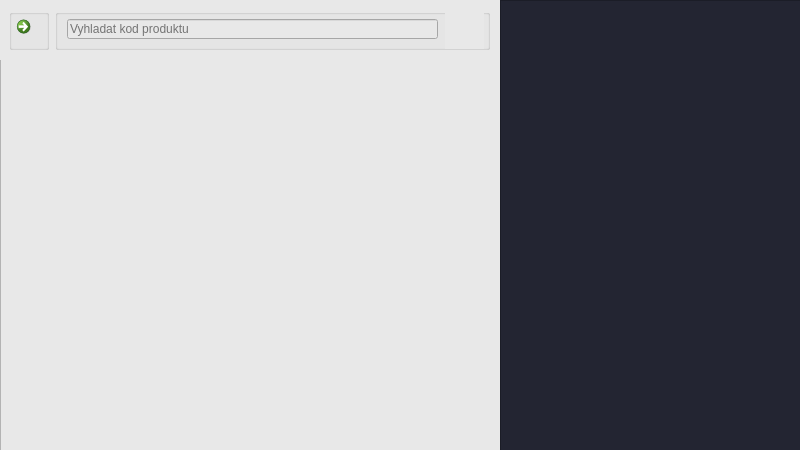
Above: source/code/main.ui from tomas-magat/camels-eshop-infosystem before the change. Below: the same form after it.
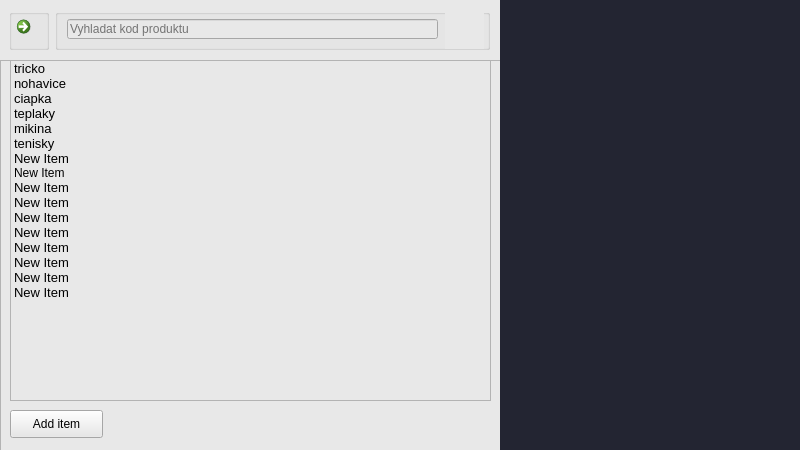
That is the form after the change. Icons and pictures are not drawn.

Commit message: internal database design

```diff
--- a/source/code/main.ui
+++ b/source/code/main.ui
@@ -612,7 +612,7 @@
      </widget>
     </widget>
     <widget class="QWidget" name="databaza">
-     <widget class="QFrame" name="left_database">
+     <widget class="QWidget" name="left_database" native="true">
       <property name="geometry">
        <rect>
         <x>0</x>
@@ -621,12 +621,6 @@
         <height>451</height>
        </rect>
       </property>
-      <property name="frameShape">
-       <enum>QFrame::StyledPanel</enum>
-      </property>
-      <property name="frameShadow">
-       <enum>QFrame::Raised</enum>
-      </property>
       <widget class="QFrame" name="topBar_database">
        <property name="geometry">
         <rect>
@@ -651,9 +645,9 @@
           <height>41</height>
          </rect>
         </property>
-        <layout class="QHBoxLayout" name="topBarLayout_2">
+        <layout class="QHBoxLayout" name="topBarLayout_database">
          <item>
-          <widget class="QGroupBox" name="homeButton_2">
+          <widget class="QGroupBox" name="homeButton_database">
            <property name="maximumSize">
             <size>
              <width>40</width>
@@ -666,7 +660,7 @@
            <property name="alignment">
             <set>Qt::AlignJustify|Qt::AlignVCenter</set>
            </property>
-           <widget class="QCommandLinkButton" name="homeArrow_2">
+           <widget class="QCommandLinkButton" name="homeArrow5">
             <property name="geometry">
              <rect>
               <x>0</x>
@@ -688,7 +682,7 @@
           </widget>
          </item>
          <item>
-          <widget class="QGroupBox" name="searchBar_2">
+          <widget class="QGroupBox" name="searchBar_database">
            <property name="minimumSize">
             <size>
              <width>60</width>
@@ -701,7 +695,7 @@
            <property name="alignment">
             <set>Qt::AlignJustify|Qt::AlignVCenter</set>
            </property>
-           <widget class="QLineEdit" name="searchField_2">
+           <widget class="QLineEdit" name="searchField_database">
             <property name="geometry">
              <rect>
               <x>12</x>
@@ -723,7 +717,7 @@
              <string>Vyhladat kod produktu</string>
             </property>
            </widget>
-           <widget class="QPushButton" name="searchButton_2">
+           <widget class="QPushButton" name="searchButton_database">
             <property name="geometry">
              <rect>
               <x>390</x>
@@ -752,8 +746,228 @@
         </layout>
        </widget>
       </widget>
+      <widget class="QFrame" name="mainBody_database">
+       <property name="geometry">
+        <rect>
+         <x>0</x>
+         <y>60</y>
+         <width>501</width>
+         <height>391</height>
+        </rect>
+       </property>
+       <property name="frameShape">
+        <enum>QFrame::StyledPanel</enum>
+       </property>
+       <property name="frameShadow">
+        <enum>QFrame::Raised</enum>
+       </property>
+       <widget class="QListWidget" name="listWidget">
+        <property name="geometry">
+         <rect>
+          <x>10</x>
+          <y>0</y>
+          <width>481</width>
+          <height>341</height>
+         </rect>
+        </property>
+        <item>
+         <property name="text">
+          <string>tricko</string>
+         </property>
+         <property name="font">
+          <font>
+           <pointsize>10</pointsize>
+          </font>
+         </property>
+        </item>
+        <item>
+         <property name="text">
+          <string>nohavice</string>
+         </property>
+         <property name="font">
+          <font>
+           <pointsize>10</pointsize>
+          </font>
+         </property>
+        </item>
+        <item>
+         <property name="text">
+          <string>ciapka</string>
+         </property>
+         <property name="font">
+          <font>
+           <pointsize>10</pointsize>
+          </font>
+         </property>
+        </item>
+        <item>
+         <property name="text">
+          <string>teplaky</string>
+         </property>
+         <property name="font">
+          <font>
+           <pointsize>10</pointsize>
+          </font>
+         </property>
+        </item>
+        <item>
+         <property name="text">
+          <string>mikina</string>
+         </property>
+         <property name="font">
+          <font>
+           <pointsize>10</pointsize>
+          </font>
+         </property>
+        </item>
+        <item>
+         <property name="text">
+          <string>tenisky</string>
+         </property>
+         <property name="font">
+          <font>
+           <pointsize>10</pointsize>
+          </font>
+         </property>
+        </item>
+        <item>
+         <property name="text">
+          <string>New Item</string>
+         </property>
+         <property name="font">
+          <font>
+           <pointsize>10</pointsize>
+          </font>
+         </property>
+        </item>
+        <item>
+         <property name="text">
+          <string>New Item</string>
+         </property>
+        </item>
+        <item>
+         <property name="text">
+          <string>New Item</string>
+         </property>
+         <property name="font">
+          <font>
+           <pointsize>10</pointsize>
+          </font>
+         </property>
+        </item>
+        <item>
+         <property name="text">
+          <string>New Item</string>
+         </property>
+         <property name="font">
+          <font>
+           <pointsize>10</pointsize>
+          </font>
+         </property>
+        </item>
+        <item>
+         <property name="text">
+          <string>New Item</string>
+         </property>
+         <property name="font">
+          <font>
+           <pointsize>10</pointsize>
+          </font>
+         </property>
+        </item>
+        <item>
+         <property name="text">
+          <string>New Item</string>
+         </property>
+         <property name="font">
+          <font>
+           <pointsize>10</pointsize>
+          </font>
+         </property>
+        </item>
+        <item>
+         <property name="text">
+          <string>New Item</string>
+         </property>
+         <property name="font">
+          <font>
+           <pointsize>10</pointsize>
+          </font>
+         </property>
+        </item>
+        <item>
+         <property name="text">
+          <string>New Item</string>
+         </property>
+         <property name="font">
+          <font>
+           <pointsize>10</pointsize>
+          </font>
+         </property>
+        </item>
+        <item>
+         <property name="text">
+          <string>New Item</string>
+         </property>
+         <property name="font">
+          <font>
+           <pointsize>10</pointsize>
+          </font>
+         </property>
+        </item>
+        <item>
+         <property name="text">
+          <string>New Item</string>
+         </property>
+         <property name="font">
+          <font>
+           <pointsize>10</pointsize>
+          </font>
+         </property>
+        </item>
+       </widget>
+       <widget class="QPushButton" name="pushButton">
+        <property name="geometry">
+         <rect>
+          <x>10</x>
+          <y>350</y>
+          <width>93</width>
+          <height>28</height>
+         </rect>
+        </property>
+        <property name="text">
+         <string>Add item</string>
+        </property>
+       </widget>
+       <widget class="QScrollArea" name="itemList">
+        <property name="geometry">
+         <rect>
+          <x>10</x>
+          <y>0</y>
+          <width>481</width>
+          <height>341</height>
+         </rect>
+        </property>
+        <property name="widgetResizable">
+         <bool>true</bool>
+        </property>
+        <widget class="QWidget" name="scrollAreaWidgetContents">
+         <property name="geometry">
+          <rect>
+           <x>0</x>
+           <y>0</y>
+           <width>479</width>
+           <height>339</height>
+          </rect>
+         </property>
+        </widget>
+       </widget>
+       <zorder>itemList</zorder>
+       <zorder>listWidget</zorder>
+       <zorder>pushButton</zorder>
+      </widget>
      </widget>
-     <widget class="QFrame" name="right_database">
+     <widget class="QWidget" name="right_database" native="true">
       <property name="geometry">
        <rect>
         <x>500</x>
@@ -765,37 +979,6 @@
       <property name="styleSheet">
        <string notr="true">background-color: rgb(35, 37, 50);</string>
       </property>
-      <property name="frameShape">
-       <enum>QFrame::StyledPanel</enum>
-      </property>
-      <property name="frameShadow">
-       <enum>QFrame::Raised</enum>
-      </property>
-      <widget class="QLabel" name="addproductIcon_database">
-       <property name="geometry">
-        <rect>
-         <x>20</x>
-         <y>16</y>
-         <width>31</width>
-         <height>30</height>
-        </rect>
-       </property>
-       <property name="maximumSize">
-        <size>
-         <width>31</width>
-         <height>30</height>
-        </size>
-       </property>
-       <property name="pixmap">
-        <pixmap>../../assets/icons/add_product.png</pixmap>
-       </property>
-       <property name="scaledContents">
-        <bool>true</bool>
-       </property>
-       <property name="alignment">
-        <set>Qt::AlignRight|Qt::AlignTrailing|Qt::AlignVCenter</set>
-       </property>
-      </widget>
      </widget>
     </widget>
     <widget class="QWidget" name="cenotvorba">
```
The commit also changes 2 other files.
